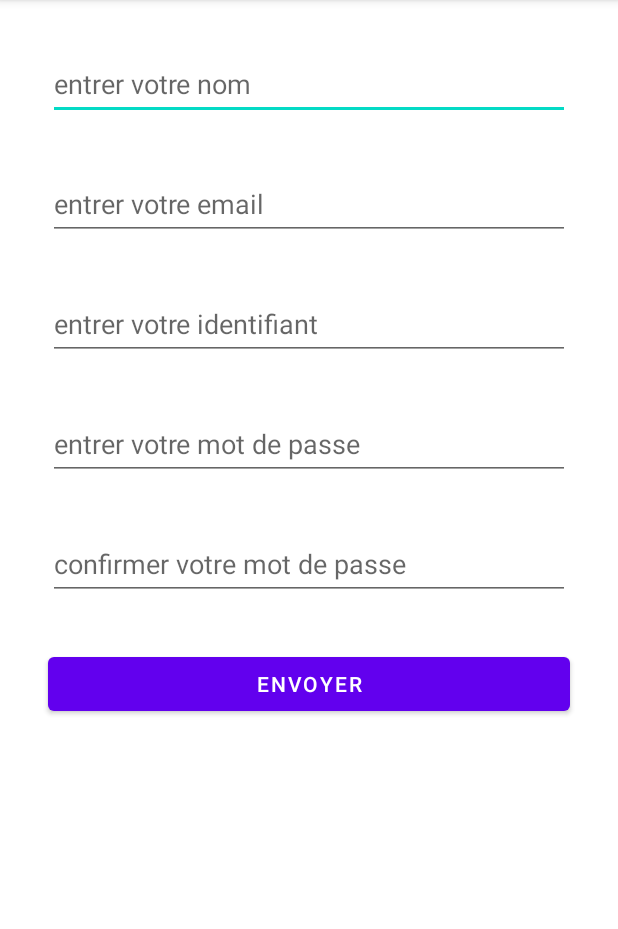
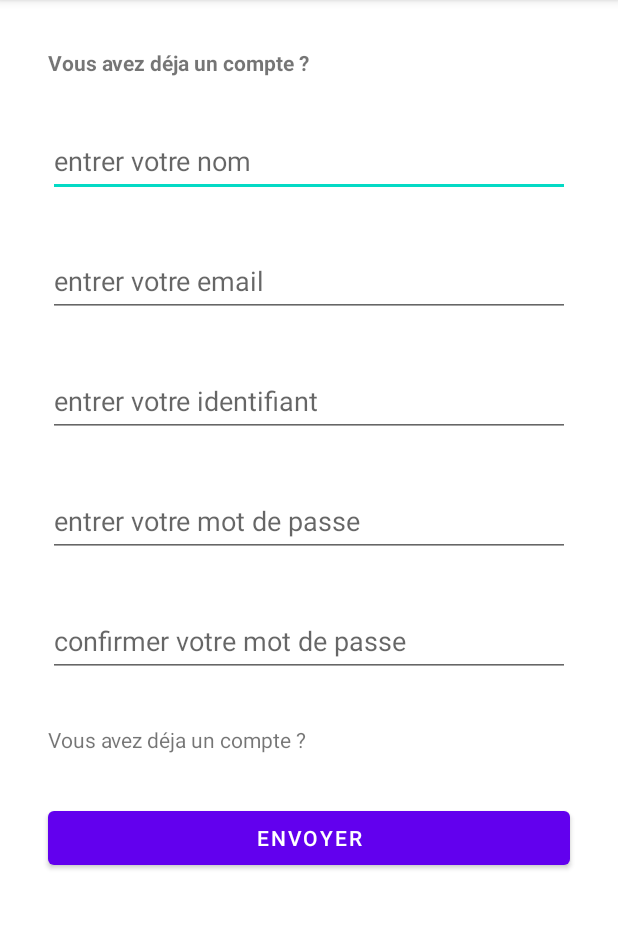
Before and after one commit to e2palmes/loba, an Android app: the RegisterActivity screen opened directly, with no data from a screen before it, on a phone screen of 412 x 824 dp, the part 84-1013 px from its top. Run offline under Robolectric (Android 15) with nearby library versions, the phone set to English and light mode, and no system bars; our stand-ins replace Firebase (no records; nobody signed in at launch, a user with empty details on screens opened directly).

Commit message:
link page to login from register

```diff
--- a/app/src/main/java/com/example/loba/RegisterActivity.kt
+++ b/app/src/main/java/com/example/loba/RegisterActivity.kt
@@ -5,6 +5,7 @@ import androidx.appcompat.app.AppCompatActivity
 import android.os.Bundle
 import android.widget.Button
 import android.widget.EditText
+import android.widget.TextView
 import android.widget.Toast
 import com.example.loba.models.User
 import com.google.firebase.auth.FirebaseAuth
@@ -18,6 +19,8 @@ class RegisterActivity : AppCompatActivity() {
     private lateinit var usernameEditText: EditText
     private lateinit var passwordEditText: EditText
     private lateinit var confirmPasswordEditText: EditText
+    private lateinit var tvLoginLink: TextView
+
 
     override fun onCreate(savedInstanceState: Bundle?) {
         super.onCreate(savedInstanceState)
@@ -30,6 +33,17 @@ class RegisterActivity : AppCompatActivity() {
         confirmPasswordEditText = findViewById(R.id.etConfirm_Password)
         registerButton = findViewById(R.id.btnRegister)
 
+
+        tvLoginLink = findViewById(R.id.tvlogin_link)
+
+
+
+        //go to login
+        tvLoginLink.setOnClickListener{
+            val intent = Intent(this, LoginActivity::class.java)
+            startActivity(intent)
+            finish()
+        }
 
         auth = FirebaseAuth.getInstance()
 
--- a/app/src/main/res/layout/activity_login.xml
+++ b/app/src/main/res/layout/activity_login.xml
@@ -34,7 +34,7 @@
         android:layout_marginTop="16dp"
         android:ems="10"
         android:text="Vous n'avez pas encore de compte?"
-        android:textStyle="bold" />
+        android:textStyle="normal" />
 
     <Button
         android:id="@+id/btnLogin"
--- a/app/src/main/res/layout/activity_register.xml
+++ b/app/src/main/res/layout/activity_register.xml
@@ -11,6 +11,16 @@
       android:layout_margin="16dp"
       android:orientation="vertical"
       tools:context=".LoginActivity">
+
+    <TextView
+        android:id="@+id/tvlogin_link"
+        android:layout_width="346dp"
+        android:layout_height="wrap_content"
+        android:layout_margin="16dp"
+        android:layout_marginTop="16dp"
+        android:ems="10"
+        android:text="Vous avez déja un compte ?"
+        android:textStyle="bold" />
 
     <EditText
         android:id="@+id/etFullname"
@@ -57,6 +67,16 @@
         android:hint="confirmer votre mot de passe"
         android:inputType="textPassword" />
 
+    <TextView
+        android:id="@+id/tvLogin_link"
+        android:layout_width="346dp"
+        android:layout_height="wrap_content"
+        android:layout_margin="16dp"
+        android:layout_marginTop="16dp"
+        android:ems="10"
+        android:text="Vous avez déja un compte ?"
+        android:textStyle="normal" />
+
     <Button
         android:id="@+id/btnRegister"
         android:layout_width="match_parent"
```
